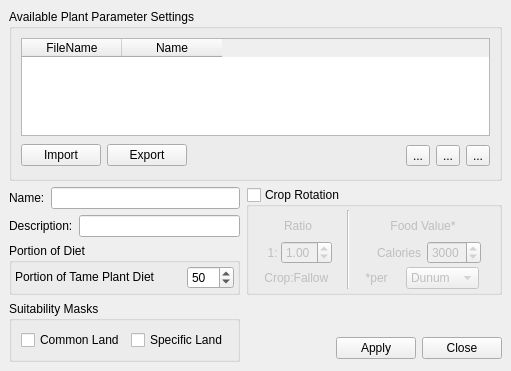
First picture: the form in src/ui/lacropparametermanagerbase.ui, repository arkygeek/landuseanalyst, before the edit.
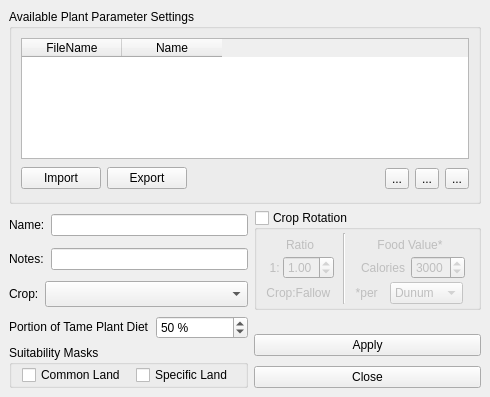
Second picture: the form after the edit. Icons and pictures are not drawn.

Commit message: crops functioning at the same level that animals are.

The edit to the form file:
```diff
--- a/src/ui/lacropparametermanagerbase.ui
+++ b/src/ui/lacropparametermanagerbase.ui
@@ -5,8 +5,8 @@
    <rect>
     <x>0</x>
     <y>0</y>
-    <width>511</width>
-    <height>371</height>
+    <width>490</width>
+    <height>397</height>
    </rect>
   </property>
   <property name="minimumSize" >
@@ -25,20 +25,7 @@
    <property name="spacing" >
     <number>6</number>
    </property>
-   <item row="5" column="3" >
-    <spacer>
-     <property name="orientation" >
-      <enum>Qt::Horizontal</enum>
-     </property>
-     <property name="sizeHint" >
-      <size>
-       <width>51</width>
-       <height>27</height>
-      </size>
-     </property>
-    </spacer>
-   </item>
-   <item row="5" column="5" >
+   <item row="7" column="3" >
     <widget class="QPushButton" name="pbnClose" >
      <property name="sizePolicy" >
       <sizepolicy>
@@ -53,19 +40,43 @@
      </property>
     </widget>
    </item>
-   <item row="3" column="0" colspan="3" >
-    <widget class="QGroupBox" name="groupBoxPortionOfDiet" >
-     <property name="title" >
-      <string>Portion of Diet</string>
+   <item rowspan="2" row="5" column="3" >
+    <widget class="QPushButton" name="pbnApply" >
+     <property name="sizePolicy" >
+      <sizepolicy>
+       <hsizetype>5</hsizetype>
+       <vsizetype>0</vsizetype>
+       <horstretch>0</horstretch>
+       <verstretch>0</verstretch>
+      </sizepolicy>
      </property>
-     <layout class="QGridLayout" >
+     <property name="text" >
+      <string>Apply</string>
+     </property>
+    </widget>
+   </item>
+   <item row="4" column="3" >
+    <spacer>
+     <property name="orientation" >
+      <enum>Qt::Vertical</enum>
+     </property>
+     <property name="sizeHint" >
+      <size>
+       <width>20</width>
+       <height>16</height>
+      </size>
+     </property>
+    </spacer>
+   </item>
+   <item rowspan="2" row="4" column="0" colspan="3" >
+    <layout class="QHBoxLayout" >
       <property name="margin" >
-       <number>3</number>
+      <number>0</number>
       </property>
       <property name="spacing" >
-       <number>3</number>
-      </property>
-      <item row="0" column="0" >
+      <number>6</number>
+     </property>
+     <item>
        <widget class="QLabel" name="labelPortionDiet" >
         <property name="sizePolicy" >
          <sizepolicy>
@@ -86,11 +97,11 @@
         </property>
        </widget>
       </item>
-      <item row="0" column="1" >
+     <item>
        <widget class="QSpinBox" name="sbPercentTameCrop" >
         <property name="sizePolicy" >
          <sizepolicy>
-          <hsizetype>0</hsizetype>
+         <hsizetype>5</hsizetype>
           <vsizetype>0</vsizetype>
           <horstretch>0</horstretch>
           <verstretch>0</verstretch>
@@ -102,6 +113,9 @@
 &lt;/style>&lt;/head>&lt;body style=" font-family:'Sans Serif'; font-size:9pt; font-weight:400; font-style:normal; text-decoration:none;">
 &lt;p style=" margin-top:0px; margin-bottom:0px; margin-left:0px; margin-right:0px; -qt-block-indent:0; text-indent:0px;">Pigs contiribute this percent towards the tame meat portion of the diet&lt;/p>&lt;/body>&lt;/html></string>
         </property>
+       <property name="suffix" >
+        <string> %</string>
+       </property>
         <property name="maximum" >
          <number>100</number>
         </property>
@@ -111,6 +125,70 @@
        </widget>
       </item>
      </layout>
+   </item>
+   <item rowspan="2" row="6" column="0" colspan="3" >
+    <widget class="QGroupBox" name="groupBoxSuitableLand" >
+     <property name="sizePolicy" >
+      <sizepolicy>
+       <hsizetype>5</hsizetype>
+       <vsizetype>5</vsizetype>
+       <horstretch>0</horstretch>
+       <verstretch>0</verstretch>
+      </sizepolicy>
+     </property>
+     <property name="minimumSize" >
+      <size>
+       <width>115</width>
+       <height>0</height>
+      </size>
+     </property>
+     <property name="title" >
+      <string>Suitability Masks</string>
+     </property>
+     <layout class="QGridLayout" >
+      <property name="margin" >
+       <number>0</number>
+      </property>
+      <property name="spacing" >
+       <number>0</number>
+      </property>
+      <item row="0" column="1" >
+       <widget class="QCheckBox" name="checkBoxUseSpecificLand" >
+        <property name="sizePolicy" >
+         <sizepolicy>
+          <hsizetype>0</hsizetype>
+          <vsizetype>0</vsizetype>
+          <horstretch>0</horstretch>
+          <verstretch>0</verstretch>
+         </sizepolicy>
+        </property>
+        <property name="toolTip" >
+         <string>binary raster named: pigmask</string>
+        </property>
+        <property name="text" >
+         <string>Specific Land</string>
+        </property>
+       </widget>
+      </item>
+      <item row="0" column="0" >
+       <widget class="QCheckBox" name="checkBoxUseCommonLand" >
+        <property name="sizePolicy" >
+         <sizepolicy>
+          <hsizetype>0</hsizetype>
+          <vsizetype>0</vsizetype>
+          <horstretch>0</horstretch>
+          <verstretch>0</verstretch>
+         </sizepolicy>
+        </property>
+        <property name="toolTip" >
+         <string>binary raster named: pigmask</string>
+        </property>
+        <property name="text" >
+         <string>Common Land</string>
+        </property>
+       </widget>
+      </item>
+     </layout>
     </widget>
    </item>
    <item row="1" column="0" >
@@ -120,7 +198,7 @@
      </property>
     </widget>
    </item>
-   <item row="0" column="0" colspan="6" >
+   <item row="0" column="0" colspan="4" >
     <widget class="QGroupBox" name="grpProfiles" >
      <property name="title" >
       <string>Available Plant Parameter Settings</string>
@@ -239,20 +317,6 @@
      </layout>
     </widget>
    </item>
-   <item row="2" column="2" >
-    <widget class="QLineEdit" name="leDescription" >
-     <property name="whatsThis" >
-      <string>Description of the current layerset</string>
-     </property>
-    </widget>
-   </item>
-   <item row="2" column="0" colspan="2" >
-    <widget class="QLabel" name="label_4" >
-     <property name="text" >
-      <string>Description:</string>
-     </property>
-    </widget>
-   </item>
    <item row="1" column="1" colspan="2" >
     <widget class="QLineEdit" name="leName" >
      <property name="whatsThis" >
@@ -260,72 +324,7 @@
      </property>
     </widget>
    </item>
-   <item rowspan="2" row="4" column="0" colspan="3" >
-    <widget class="QGroupBox" name="groupBoxSuitableLand" >
-     <property name="sizePolicy" >
-      <sizepolicy>
-       <hsizetype>5</hsizetype>
-       <vsizetype>5</vsizetype>
-       <horstretch>0</horstretch>
-       <verstretch>0</verstretch>
-      </sizepolicy>
-     </property>
-     <property name="minimumSize" >
-      <size>
-       <width>115</width>
-       <height>0</height>
-      </size>
-     </property>
-     <property name="title" >
-      <string>Suitability Masks</string>
-     </property>
-     <layout class="QGridLayout" >
-      <property name="margin" >
-       <number>9</number>
-      </property>
-      <property name="spacing" >
-       <number>6</number>
-      </property>
-      <item row="0" column="1" >
-       <widget class="QCheckBox" name="checkBoxUseSpecificLand" >
-        <property name="sizePolicy" >
-         <sizepolicy>
-          <hsizetype>0</hsizetype>
-          <vsizetype>0</vsizetype>
-          <horstretch>0</horstretch>
-          <verstretch>0</verstretch>
-         </sizepolicy>
-        </property>
-        <property name="toolTip" >
-         <string>binary raster named: pigmask</string>
-        </property>
-        <property name="text" >
-         <string>Specific Land</string>
-        </property>
-       </widget>
-      </item>
-      <item row="0" column="0" >
-       <widget class="QCheckBox" name="checkBoxUseCommonLand" >
-        <property name="sizePolicy" >
-         <sizepolicy>
-          <hsizetype>0</hsizetype>
-          <vsizetype>0</vsizetype>
-          <horstretch>0</horstretch>
-          <verstretch>0</verstretch>
-         </sizepolicy>
-        </property>
-        <property name="toolTip" >
-         <string>binary raster named: pigmask</string>
-        </property>
-        <property name="text" >
-         <string>Common Land</string>
-        </property>
-       </widget>
-      </item>
-     </layout>
-    </widget>
-   </item>
-   <item rowspan="3" row="1" column="3" colspan="3" >
+   <item rowspan="3" row="1" column="3" >
     <widget class="QGroupBox" name="grpCropRotation" >
      <property name="sizePolicy" >
       <sizepolicy>
@@ -591,22 +590,42 @@
      </layout>
     </widget>
    </item>
-   <item row="5" column="4" >
-    <widget class="QPushButton" name="pbnApply" >
+   <item row="3" column="0" colspan="3" >
+    <layout class="QHBoxLayout" >
+     <property name="margin" >
+      <number>0</number>
+     </property>
+     <property name="spacing" >
+      <number>6</number>
+     </property>
+     <item>
+      <widget class="QLabel" name="label_2" >
      <property name="sizePolicy" >
       <sizepolicy>
-       <hsizetype>5</hsizetype>
-       <vsizetype>0</vsizetype>
+         <hsizetype>0</hsizetype>
+         <vsizetype>5</vsizetype>
        <horstretch>0</horstretch>
        <verstretch>0</verstretch>
       </sizepolicy>
      </property>
      <property name="text" >
-      <string>Apply</string>
+        <string>Crop:</string>
      </property>
     </widget>
    </item>
-   <item row="4" column="4" >
+     <item>
+      <widget class="QComboBox" name="cboCrop" >
+       <property name="minimumSize" >
+        <size>
+         <width>0</width>
+         <height>26</height>
+        </size>
+       </property>
+      </widget>
+     </item>
+    </layout>
+   </item>
+   <item row="8" column="2" >
     <spacer>
      <property name="orientation" >
       <enum>Qt::Vertical</enum>
@@ -614,11 +633,41 @@
      <property name="sizeHint" >
       <size>
        <width>20</width>
-       <height>16</height>
+       <height>20</height>
       </size>
      </property>
     </spacer>
    </item>
+   <item row="2" column="0" >
+    <widget class="QLabel" name="label_4" >
+     <property name="sizePolicy" >
+      <sizepolicy>
+       <hsizetype>0</hsizetype>
+       <vsizetype>5</vsizetype>
+       <horstretch>0</horstretch>
+       <verstretch>0</verstretch>
+      </sizepolicy>
+     </property>
+     <property name="text" >
+      <string>Notes:</string>
+     </property>
+    </widget>
+   </item>
+   <item row="2" column="1" colspan="2" >
+    <widget class="QLineEdit" name="leDescription" >
+     <property name="sizePolicy" >
+      <sizepolicy>
+       <hsizetype>5</hsizetype>
+       <vsizetype>0</vsizetype>
+       <horstretch>0</horstretch>
+       <verstretch>0</verstretch>
+      </sizepolicy>
+     </property>
+     <property name="whatsThis" >
+      <string>Description of the current layerset</string>
+     </property>
+    </widget>
+   </item>
   </layout>
  </widget>
  <resources/>
```
Lines whose indentation alone changed are shown as unchanged. The commit also changes 6 other files.
